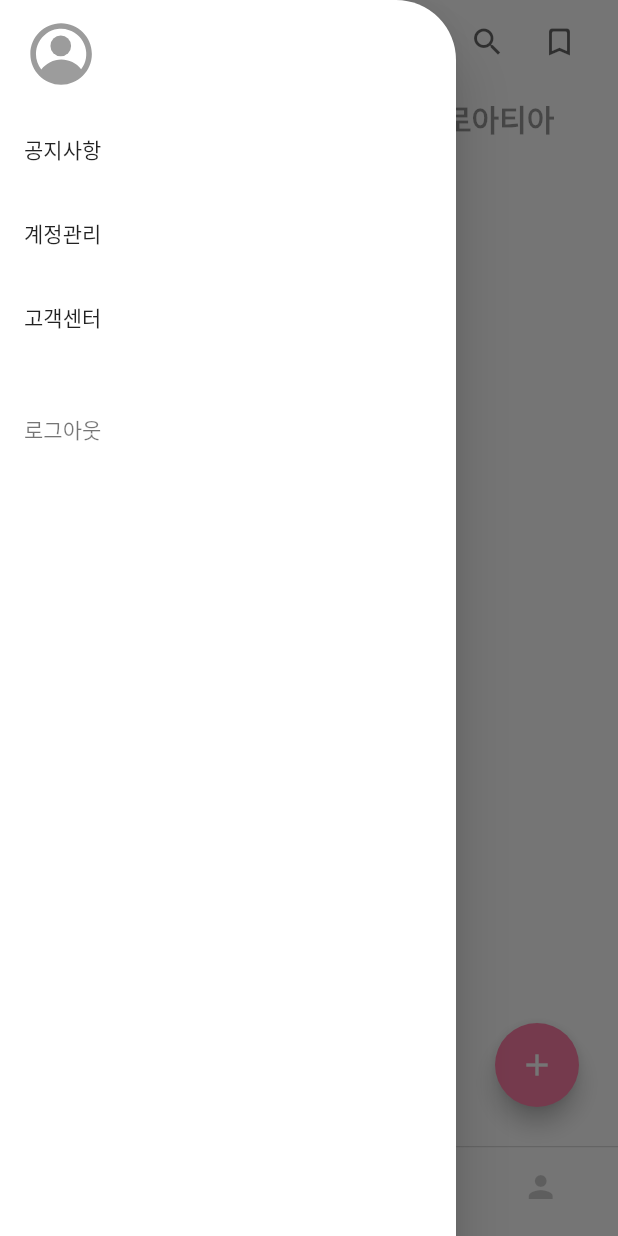
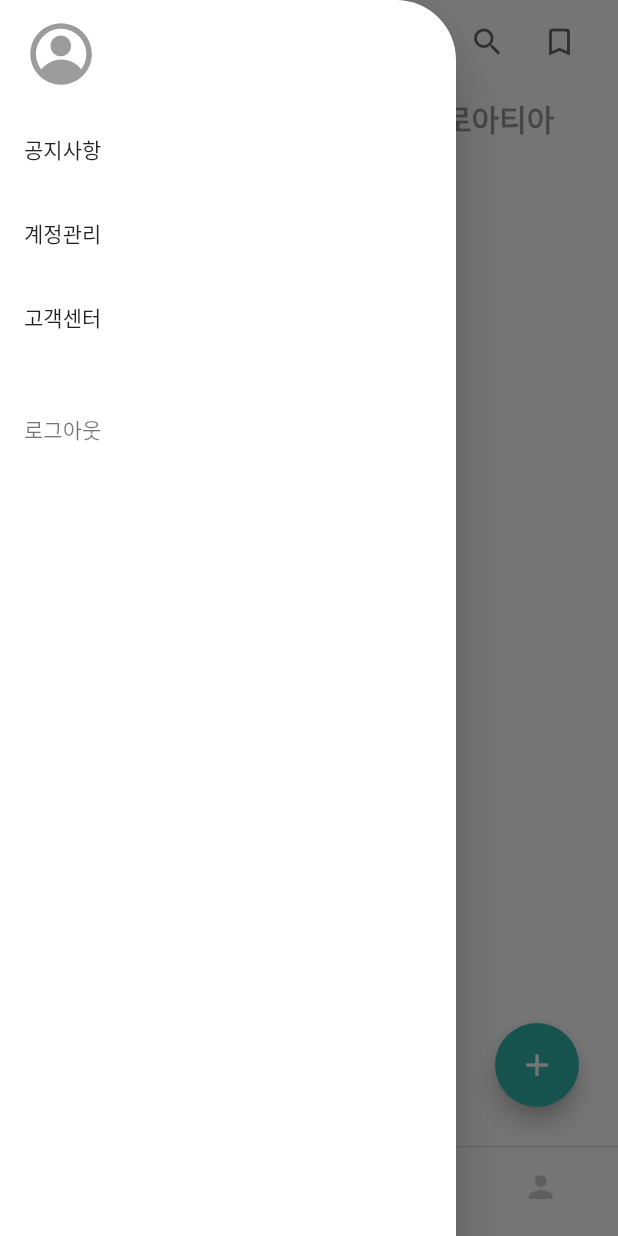
Before and after one commit to jihun-bang/project-donghaeng, a Flutter app: the HomeView screen opened by its route, with the side drawer open, on a phone screen of 412 x 824 dp. Run offline on Flutter 3.47's test engine with Material 2 defaults, Android fonts, the light colour scheme and no system bars; our stand-ins replace cached_network_image, cloud_firestore, firebase_auth, firebase_core, firebase_database, firebase_storage and 8 more; missing offline and left inert: cloud_firestore_web, firebase_auth_web, firebase_core_web, firebase_database_web, firebase_storage_web, flutter_facebook_auth_web and 5 more; accounts and stored records are empty; network calls fail.

Commit message:
[Home] 플로팅 버튼 색상 변경

```diff
--- a/lib/presentation/pages/home_view.dart
+++ b/lib/presentation/pages/home_view.dart
@@ -130,7 +130,7 @@ class _HomeViewState extends State<HomeView> {
             onPressed: () =>
                 sl<NavigationService>().pushNamed('/chat-room-post'),
             tooltip: "new chat room",
-            backgroundColor: const Color(0xFFFE7FA8),
+            backgroundColor: MyColors.primary,
             child: const Icon(Icons.add),
           ),
         )
```
